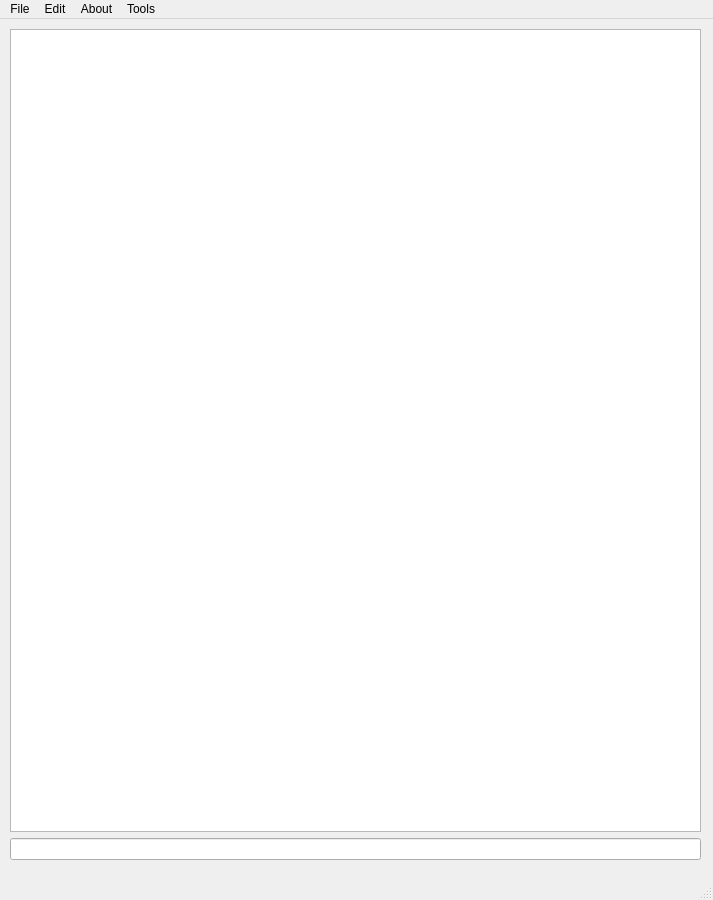
The window that cmd/qtrepl/MayaQt/replmainwindow.ui (DrItanium/maya) describes before a commit, drawn with Qt 5.
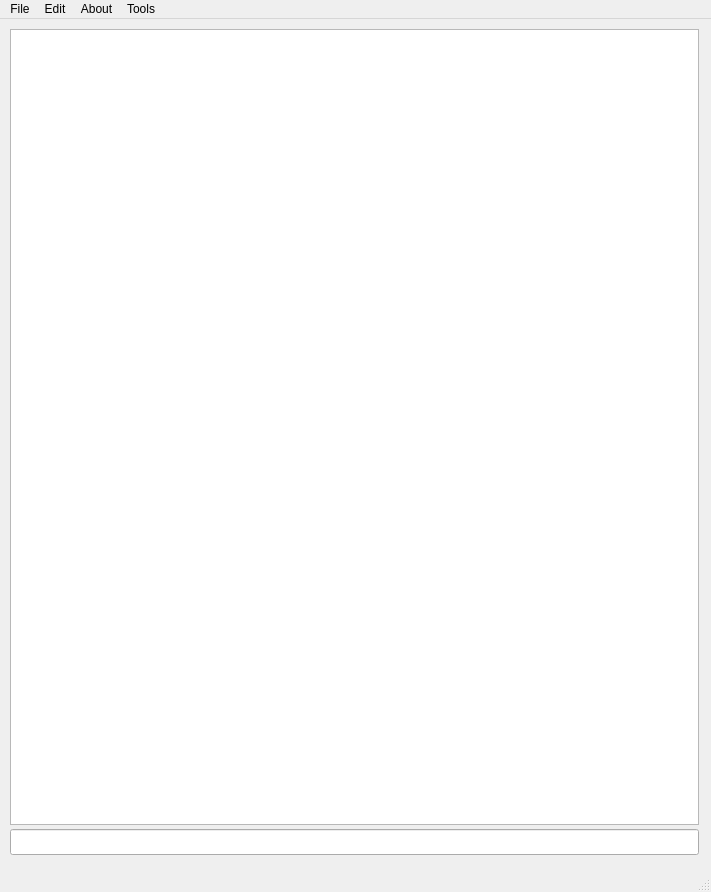
The same window after the commit.

Commit message:
Eliminate the gridlayout usage
Apparently there are better layouts :)

Patch:
```diff
--- a/cmd/qtrepl/MayaQt/replmainwindow.ui
+++ b/cmd/qtrepl/MayaQt/replmainwindow.ui
@@ -6,38 +6,39 @@
    <rect>
     <x>0</x>
     <y>0</y>
-    <width>713</width>
-    <height>900</height>
+    <width>711</width>
+    <height>892</height>
    </rect>
   </property>
   <property name="windowTitle">
    <string>REPLMainWindow</string>
   </property>
   <widget class="QWidget" name="centralwidget">
-   <widget class="QWidget" name="verticalLayoutWidget">
+   <widget class="QPlainTextEdit" name="plainTextEdit">
     <property name="geometry">
      <rect>
       <x>10</x>
       <y>10</y>
-      <width>691</width>
-      <height>831</height>
+      <width>689</width>
+      <height>796</height>
      </rect>
     </property>
-    <layout class="QGridLayout" name="gridLayout">
-     <item row="1" column="0">
-      <widget class="QLineEdit" name="lineEdit"/>
-     </item>
-     <item row="0" column="0">
-      <widget class="QPlainTextEdit" name="plainTextEdit">
-       <property name="undoRedoEnabled">
-        <bool>false</bool>
-       </property>
-       <property name="readOnly">
-        <bool>true</bool>
-       </property>
-      </widget>
-     </item>
-    </layout>
+    <property name="undoRedoEnabled">
+     <bool>false</bool>
+    </property>
+    <property name="readOnly">
+     <bool>true</bool>
+    </property>
+   </widget>
+   <widget class="QLineEdit" name="lineEdit">
+    <property name="geometry">
+     <rect>
+      <x>10</x>
+      <y>810</y>
+      <width>689</width>
+      <height>26</height>
+     </rect>
+    </property>
    </widget>
   </widget>
   <widget class="QMenuBar" name="menubar">
@@ -45,7 +46,7 @@
     <rect>
      <x>0</x>
      <y>0</y>
-     <width>713</width>
+     <width>711</width>
      <height>23</height>
     </rect>
    </property>
```
